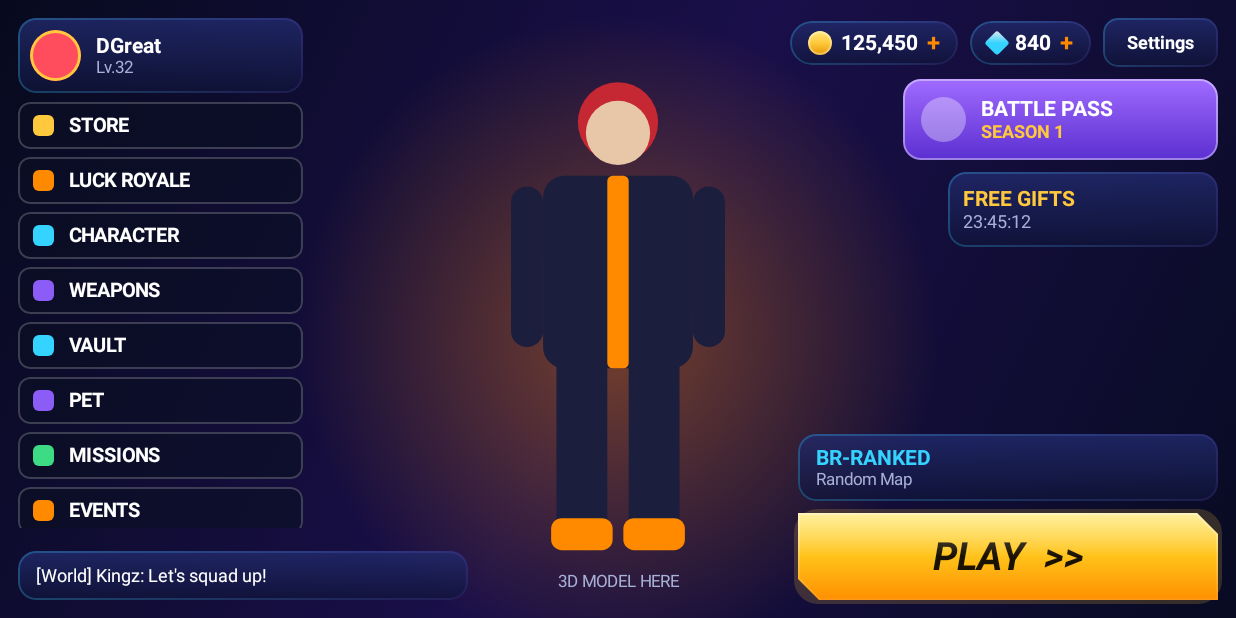
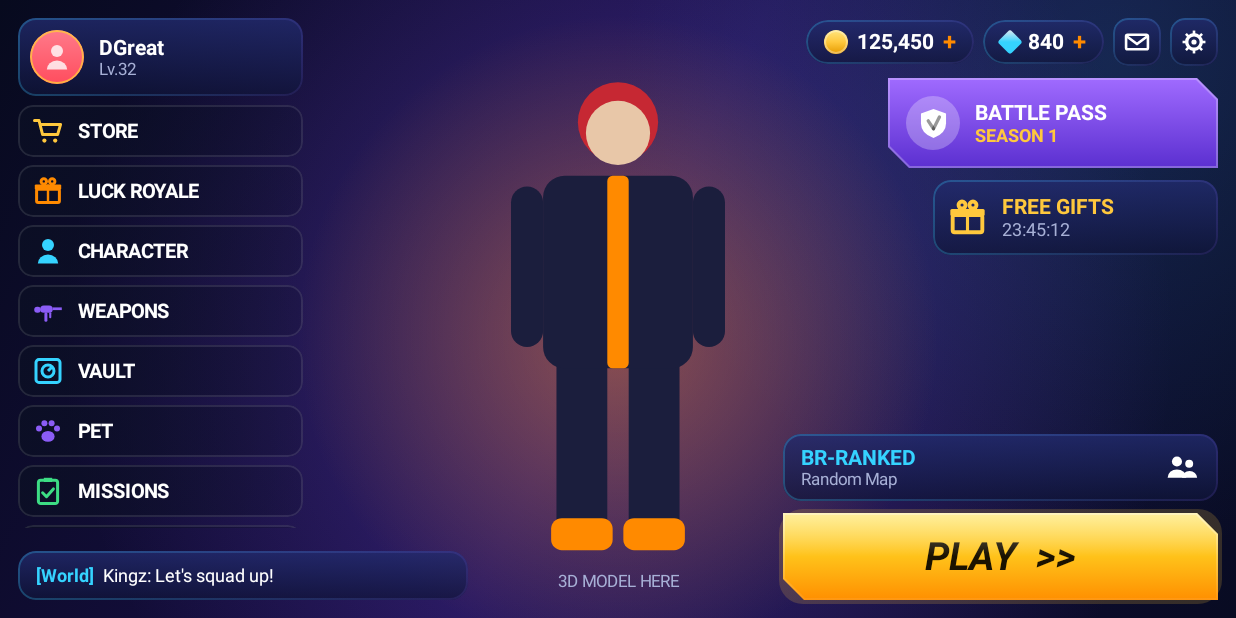
Before and after one commit to dgreatversegamedev/Nightfall3d, an Android app built with Jetpack Compose: the screen it shows after launch (MainActivity), on a phone screen of 824 x 412 dp (held sideways). Run offline under Robolectric (Android 15) with nearby library versions, the phone set to English and light mode, and no system bars.

Commit message:
Update MainMenuScreen.kt

```diff
--- a/app/src/main/java/com/d200/nightfall3d/ui/MainMenuScreen.kt
+++ b/app/src/main/java/com/d200/nightfall3d/ui/MainMenuScreen.kt
@@ -6,28 +6,32 @@ import androidx.compose.foundation.clickable
 import androidx.compose.foundation.layout.*
 import androidx.compose.foundation.rememberScrollState
 import androidx.compose.foundation.shape.CircleShape
+import androidx.compose.foundation.shape.CutCornerShape
 import androidx.compose.foundation.shape.RoundedCornerShape
 import androidx.compose.foundation.verticalScroll
 import androidx.compose.runtime.Composable
 import androidx.compose.ui.Alignment
 import androidx.compose.ui.Modifier
 import androidx.compose.ui.draw.clip
+import androidx.compose.ui.draw.drawBehind
+import androidx.compose.ui.geometry.Offset
+import androidx.compose.ui.graphics.Brush
 import androidx.compose.ui.graphics.Color
 import androidx.compose.ui.unit.dp
 import com.d200.nightfall3d.game.GameApi
 import com.d200.nightfall3d.ui.theme.*
 
-private class MenuEntry(val label: String, val route: String, val color: Color)
+private class MenuEntry(val label: String, val route: String, val icon: NfIconKind, val color: Color)
 
 private val entries = listOf(
-    MenuEntry("Store", "store", NfColors.Gold),
-    MenuEntry("Luck Royale", "luck", NfColors.Accent),
-    MenuEntry("Character", "character", NfColors.Cyan),
-    MenuEntry("Weapons", "weapons", NfColors.Purple),
-    MenuEntry("Vault", "vault", NfColors.Cyan),
-    MenuEntry("Pet", "pet", NfColors.Purple),
-    MenuEntry("Missions", "missions", NfColors.Green),
-    MenuEntry("Events", "events", NfColors.Accent)
+    MenuEntry("Store", "store", NfIconKind.STORE, NfColors.Gold),
+    MenuEntry("Luck Royale", "luck", NfIconKind.GIFT, NfColors.Accent),
+    MenuEntry("Character", "character", NfIconKind.USER, NfColors.Cyan),
+    MenuEntry("Weapons", "weapons", NfIconKind.WEAPONS, NfColors.Purple),
+    MenuEntry("Vault", "vault", NfIconKind.VAULT, NfColors.Cyan),
+    MenuEntry("Pet", "pet", NfIconKind.PET, NfColors.Purple),
+    MenuEntry("Missions", "missions", NfIconKind.MISSIONS, NfColors.Green),
+    MenuEntry("Events", "events", NfIconKind.EVENTS, NfColors.Accent)
 )
 
 @Composable
@@ -37,6 +41,22 @@ fun MainMenuScreen(api: GameApi, onOpen: (String) -> Unit) {
         Modifier
             .fillMaxSize()
             .background(NfBrush.Screen)
+            .drawBehind {
+                drawRect(
+                    Brush.radialGradient(
+                        listOf(Color(0x558B5CF6), Color.Transparent),
+                        Offset(size.width * 0.5f, size.height * 0.55f),
+                        size.height * 0.9f
+                    )
+                )
+                drawRect(
+                    Brush.radialGradient(
+                        listOf(Color(0x2235D3FF), Color.Transparent),
+                        Offset(size.width * 0.9f, size.height * 0.1f),
+                        size.height * 0.8f
+                    )
+                )
+            }
             .windowInsetsPadding(WindowInsets.displayCutout)
             .padding(12.dp)
     ) {
@@ -65,37 +85,44 @@ fun MainMenuScreen(api: GameApi, onOpen: (String) -> Unit) {
                 Modifier.weight(1f).verticalScroll(rememberScrollState()),
                 verticalArrangement = Arrangement.spacedBy(5.dp)
             ) {
-                entries.forEach { e -> MenuRow(e) { onOpen(e.route) } }
+                entries.forEach { e -> NfMenuRow(e.label, e.icon, e.color) { onOpen(e.route) } }
             }
         }
 
-        // Top right: currency, settings, battle pass, free gifts
+        // Top right: currency, mail, settings, battle pass, free gifts
         Column(
-            Modifier.align(Alignment.TopEnd).width(300.dp),
+            Modifier.align(Alignment.TopEnd).width(320.dp),
             verticalArrangement = Arrangement.spacedBy(8.dp),
             horizontalAlignment = Alignment.End
         ) {
             Row(
-                horizontalArrangement = Arrangement.spacedBy(8.dp),
+                horizontalArrangement = Arrangement.spacedBy(6.dp),
                 verticalAlignment = Alignment.CenterVertically
             ) {
                 CurrencyChip(p.coins, NfColors.Gold)
                 CurrencyChip(p.diamonds, NfColors.Cyan, true)
-                NfButton("Settings", size = 12) { onOpen("settings") }
+                NfIconButton(NfIconKind.MAIL, size = 32.dp) { onOpen("mail") }
+                NfIconButton(NfIconKind.SETTINGS, size = 32.dp) { onOpen("settings") }
             }
-            BattlePassCard()
-            GiftCard()
+            BattlePassCard { onOpen("battlepass") }
+            GiftCard { onOpen("gifts") }
         }
 
         // Bottom right: ranked info + PLAY
         Column(
-            Modifier.align(Alignment.BottomEnd).width(280.dp),
+            Modifier.align(Alignment.BottomEnd).width(290.dp),
             verticalArrangement = Arrangement.spacedBy(8.dp)
         ) {
-            NfPanel(Modifier.fillMaxWidth()) {
-                Column(Modifier.padding(horizontal = 12.dp, vertical = 8.dp)) {
-                    NfText("BR-RANKED", color = NfColors.Cyan, bold = true)
-                    NfText("Random Map", size = 11, color = NfColors.TextDim)
+            NfPanel(Modifier.fillMaxWidth(), onClick = { onOpen("friends") }) {
+                Row(
+                    Modifier.padding(horizontal = 12.dp, vertical = 8.dp),
+                    verticalAlignment = Alignment.CenterVertically
+                ) {
+                    Column(Modifier.weight(1f)) {
+                        NfText("BR-RANKED", color = NfColors.Cyan, bold = true)
+                        NfText("Random Map", size = 11, color = NfColors.TextDim)
+                    }
+                    NfIcon(NfIconKind.GROUP, Modifier.size(24.dp), NfColors.Text)
                 }
             }
             NfButton(
@@ -108,11 +135,13 @@ fun MainMenuScreen(api: GameApi, onOpen: (String) -> Unit) {
 
         // Bottom left: chat bar
         NfPanel(Modifier.align(Alignment.BottomStart).width(300.dp)) {
-            NfText(
-                "[World] Kingz: Let's squad up!",
-                modifier = Modifier.padding(horizontal = 12.dp, vertical = 9.dp),
-                size = 12
-            )
+            Row(
+                Modifier.padding(horizontal = 12.dp, vertical = 9.dp),
+                horizontalArrangement = Arrangement.spacedBy(6.dp)
+            ) {
+                NfText("[World]", size = 12, color = NfColors.Cyan, bold = true)
+                NfText("Kingz: Let's squad up!", size = 12)
+            }
         }
     }
 }
@@ -127,11 +156,14 @@ private fun ProfileCard(name: String, level: Int) {
         ) {
             Box(
                 Modifier
-                    .size(34.dp)
+                    .size(36.dp)
                     .clip(CircleShape)
-                    .background(NfColors.Red)
-                    .border(2.dp, NfColors.Gold, CircleShape)
-            )
+                    .background(Brush.verticalGradient(listOf(Color(0xFFFF7A8A), NfColors.Red)))
+                    .border(1.dp, NfColors.Gold.copy(alpha = 0.8f), CircleShape),
+                contentAlignment = Alignment.Center
+            ) {
+                NfIcon(NfIconKind.USER, Modifier.size(20.dp), Color(0xCCFFFFFF))
+            }
             Column {
                 NfText(name, bold = true)
                 NfText("Lv.$level", size = 11, color = NfColors.TextDim)
@@ -141,38 +173,25 @@ private fun ProfileCard(name: String, level: Int) {
 }
 
 @Composable
-private fun MenuRow(e: MenuEntry, onClick: () -> Unit) {
-    val shape = RoundedCornerShape(8.dp)
+private fun BattlePassCard(onClick: () -> Unit) {
+    val shape = CutCornerShape(topEnd = 14.dp, bottomStart = 14.dp)
     Row(
         Modifier
-            .fillMaxWidth()
-            .clip(shape)
-            .background(Color(0x990B0F24))
-            .border(1.dp, Color(0x33FFFFFF), shape)
-            .clickable { onClick() }
-            .padding(horizontal = 10.dp, vertical = 8.dp),
-        verticalAlignment = Alignment.CenterVertically,
-        horizontalArrangement = Arrangement.spacedBy(10.dp)
-    ) {
-        Box(Modifier.size(14.dp).clip(RoundedCornerShape(4.dp)).background(e.color))
-        NfText(e.label.uppercase(), size = 13, bold = true)
-    }
-}
-
-@Composable
-private fun BattlePassCard() {
-    val shape = RoundedCornerShape(12.dp)
-    Row(
-        Modifier
-            .width(210.dp)
+            .width(220.dp)
             .clip(shape)
             .background(NfBrush.Violet)
-            .border(1.dp, Color(0x66FFFFFF), shape)
+            .border(1.dp, Color(0x44FFFFFF), shape)
+            .clickable { onClick() }
             .padding(12.dp),
         verticalAlignment = Alignment.CenterVertically,
         horizontalArrangement = Arrangement.spacedBy(10.dp)
     ) {
-        Box(Modifier.size(30.dp).clip(CircleShape).background(Color(0x55FFFFFF)))
+        Box(
+            Modifier.size(36.dp).clip(CircleShape).background(Color(0x44FFFFFF)),
+            contentAlignment = Alignment.Center
+        ) {
+            NfIcon(NfIconKind.SHIELD, Modifier.size(22.dp), Color.White)
+        }
         Column {
             NfText("BATTLE PASS", bold = true)
             NfText("SEASON 1", size = 12, color = NfColors.Gold, bold = true)
@@ -181,11 +200,18 @@ private fun BattlePassCard() {
 }
 
 @Composable
-private fun GiftCard() {
-    NfPanel(Modifier.width(180.dp)) {
-        Column(Modifier.padding(10.dp)) {
-            NfText("FREE GIFTS", color = NfColors.Gold, bold = true)
-            NfText("23:45:12", size = 12, color = NfColors.TextDim)
+private fun GiftCard(onClick: () -> Unit) {
+    NfPanel(Modifier.width(190.dp), onClick = onClick) {
+        Row(
+            Modifier.padding(10.dp),
+            verticalAlignment = Alignment.CenterVertically,
+            horizontalArrangement = Arrangement.spacedBy(10.dp)
+        ) {
+            NfIcon(NfIconKind.GIFT, Modifier.size(26.dp), NfColors.Gold)
+            Column {
+                NfText("FREE GIFTS", color = NfColors.Gold, bold = true)
+                NfText("23:45:12", size = 12, color = NfColors.TextDim)
+            }
         }
     }
 }
```
